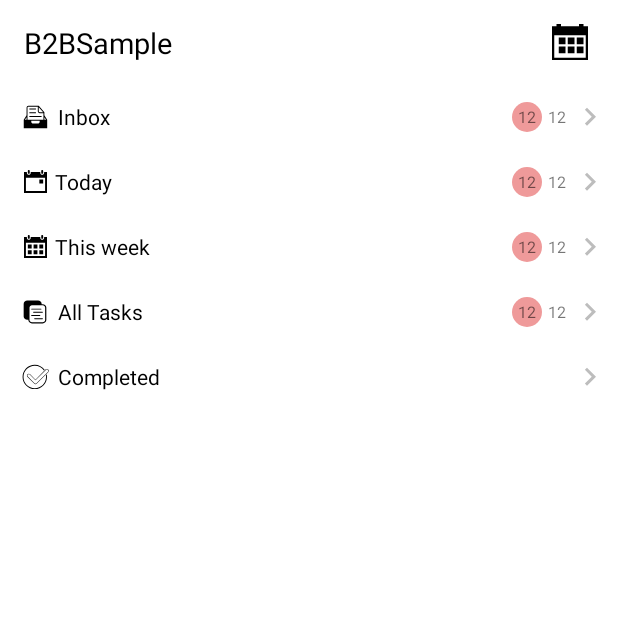
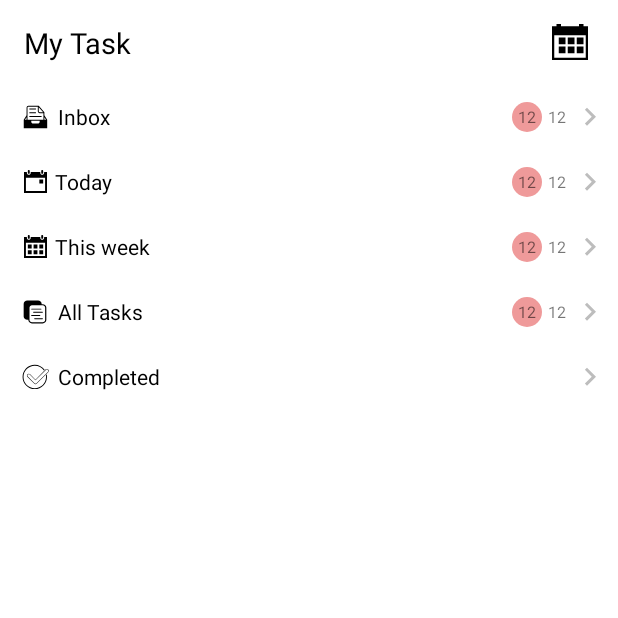
Before and after one commit to Phoenix-ai-apps/MyTasker, an Android app: the screen it shows after launch (HomeActivity), on a phone screen of 412 x 824 dp, the top half of it. Run offline under Robolectric (Android 15) with nearby library versions, the phone set to English and light mode, and no system bars; our stand-ins replace ButterKnife, Room's generated code, data binding, sdp/ssp sizes; libraries missing offline, so code that uses them is left out: android.arch.persistence, com.daimajia.swipe; 3 statements that could not run were skipped.

Commit message:
new change and dev.03-06-18

```diff
--- a/app/src/main/java/com/b2b/sampleb2b/DataRepository.java
+++ b/app/src/main/java/com/b2b/sampleb2b/DataRepository.java
@@ -63,6 +63,9 @@ public class DataRepository implements HelperInterface{
         return taskDatabase.getSubFolderDao().loadAllSubFolders();
     }
 
+    public FolderEntity getFolderByName(String name){
+        return taskDatabase.getFolderDao().getFolderByFrom(name);
+    }
 
     @Override
     public ApplicationHelper getHelper() {
--- a/app/src/main/java/com/b2b/sampleb2b/constants/AllConstants.java
+++ b/app/src/main/java/com/b2b/sampleb2b/constants/AllConstants.java
@@ -5,7 +5,7 @@ package com.b2b.sampleb2b.constants;
  */
 
 public interface AllConstants {
-    int    DATABASE_VERSION   = 2;
+    int    DATABASE_VERSION   = 1;
     String DATABASE_NAME      = "myTask.db";
     String TITLE              = "title";
     String ADD_TASK           = "task";
@@ -14,6 +14,8 @@ public interface AllConstants {
     String SWIPE_EDIT         = "edit";
     String SWIPE_DELETE       = "delete";
     String FOLDER_OBJ         = "folderObj";
+    String FOLDER             = "folder";
+    String TASK               = "task";
 
 
 }
--- a/app/src/main/java/com/b2b/sampleb2b/db/dao/FolderDao.java
+++ b/app/src/main/java/com/b2b/sampleb2b/db/dao/FolderDao.java
@@ -34,9 +34,10 @@ public interface FolderDao {
     @Update
     int updateFolderTask(FolderEntity folderEntity);
 
-    @Query("Select * from AllFolder where insertedFrom=:from")
-    default FolderEntity getFolderByFrom(String from) {
-        return null;
-    }
+    @Query("Select * from AllFolder where Folder=:from")
+    FolderEntity getFolderByFrom(String from);
+
+    @Query("Select * from AllFolder where TaskDetails=:taskName")
+    FolderEntity getFolderByTask(String taskName);
 
 }
--- a/app/src/main/java/com/b2b/sampleb2b/db/dao/SubFolderDao.java
+++ b/app/src/main/java/com/b2b/sampleb2b/db/dao/SubFolderDao.java
@@ -19,9 +19,12 @@ public interface SubFolderDao {
     @Query("Select * from SubFolder")
     LiveData<List<SubFolderEntity>> loadAllSubFolders();
 
+    @Query("Select * from SubFolder where childFolder=:child")
+    SubFolderEntity getDataFromChildFolder(String child);
+
     @Insert(onConflict = OnConflictStrategy.REPLACE)
     void insertAllSubFolder(List<SubFolderEntity> folderEntities);
 
     @Insert(onConflict = OnConflictStrategy.REPLACE)
-    void insertSubFolder(SubFolderEntity folderEntitie);
+    void insertSubFolder(SubFolderEntity folderEntity);
 }
--- a/app/src/main/java/com/b2b/sampleb2b/interfaces/Folder.java
+++ b/app/src/main/java/com/b2b/sampleb2b/interfaces/Folder.java
@@ -13,7 +13,7 @@ public interface Folder {
     String               getFolderName();
     int                  getColor();
     String getInsertedFrom();
-    List<AddTaskDetails> getTaskDetails();
+    AddTaskDetails       getTaskDetails();
     List<FolderTask>     getFolderTaskList();
 
 }
--- a/app/src/main/java/com/b2b/sampleb2b/ui/FolderDetailsActivity.java
+++ b/app/src/main/java/com/b2b/sampleb2b/ui/FolderDetailsActivity.java
@@ -38,7 +38,7 @@ public class FolderDetailsActivity extends AppCompatActivity implements AllConst
     private LinearLayoutManager mLayoutManager;
     private String title;
     private FolderEntity folderEntity;
-    private ActivityFolderDetailsBinding binding;
+    public ActivityFolderDetailsBinding binding;
     private FilterBottomDialogAdapter filterBottomDialogAdapter;
 
     @Override
--- a/app/src/main/java/com/b2b/sampleb2b/ui/HomeActivity.java
+++ b/app/src/main/java/com/b2b/sampleb2b/ui/HomeActivity.java
@@ -1,5 +1,6 @@
 package com.b2b.sampleb2b.ui;
 
+import android.databinding.DataBindingUtil;
 import android.os.Bundle;
 import android.support.v4.app.Fragment;
 import android.support.v4.app.FragmentTransaction;
@@ -10,6 +11,7 @@ import android.support.v7.widget.Toolbar;
 import android.view.View;
 
 import com.b2b.sampleb2b.R;
+import com.b2b.sampleb2b.databinding.ActivityHomeBinding;
 import com.b2b.sampleb2b.utils.ApplicationUtils;
 import com.b2b.sampleb2b.ui.fragment.HomeActivity.HomeFragment;
 
@@ -17,19 +19,20 @@ import butterknife.BindView;
 import butterknife.ButterKnife;
 
 public class HomeActivity extends AppCompatActivity implements View.OnClickListener {
-    @BindView(R.id.img_calender)  AppCompatImageView imgCalender;
+
+    private ActivityHomeBinding homeBinding;
 
     @Override
     protected void onCreate(Bundle savedInstanceState) {
         super.onCreate(savedInstanceState);
-        setContentView(R.layout.activity_home);
+        homeBinding = DataBindingUtil.setContentView(this, R.layout.activity_home);
         ButterKnife.bind(this);
         initialiseResource();
     }
 
     public void initialiseResource() {
-        imgCalender.setOnClickListener(this);
-        imgCalender.setVisibility(View.VISIBLE);
+        homeBinding.incToolbar.imgCalender.setOnClickListener(this);
+        homeBinding.incToolbar.imgCalender.setVisibility(View.VISIBLE);
         setToolbar();
         addFragment(new HomeFragment());
     }
@@ -43,10 +46,8 @@ public class HomeActivity extends AppCompatActivity implements View.OnClickListe
     }
 
     private void setToolbar() {
-        Toolbar toolbar = (Toolbar) findViewById(R.id.toolbar);
-        AppCompatTextView toolbarTitle = toolbar.findViewById(R.id.txt_toolbar_title);
-        toolbarTitle.setText("B2BSample");
-        setSupportActionBar(toolbar);
+        homeBinding.incToolbar.txtToolbarTitle.setText("My Task");
+        setSupportActionBar(  homeBinding.incToolbar.toolbar);
         if (getSupportActionBar() != null) {
             getSupportActionBar().setDisplayHomeAsUpEnabled(false);
             getSupportActionBar().setDisplayShowHomeEnabled(false);
--- a/app/src/main/java/com/b2b/sampleb2b/viewModel/SubFolderViewModel.java
+++ b/app/src/main/java/com/b2b/sampleb2b/viewModel/SubFolderViewModel.java
@@ -5,6 +5,7 @@ import android.arch.lifecycle.AndroidViewModel;
 import android.arch.lifecycle.LiveData;
 import android.arch.lifecycle.MediatorLiveData;
 
+import com.b2b.sampleb2b.DataRepository;
 import com.b2b.sampleb2b.MyTaskApp;
 import com.b2b.sampleb2b.db.entities.FolderEntity;
 import com.b2b.sampleb2b.db.entities.SubFolderEntity;
@@ -17,14 +18,15 @@ import java.util.List;
 public class SubFolderViewModel extends AndroidViewModel {
 
   private final MediatorLiveData<List<SubFolderEntity>> liveData;
+  private DataRepository dataRepository;
 
   public SubFolderViewModel(Application application){
       super(application);
       liveData = new MediatorLiveData<>();
+      dataRepository = ((MyTaskApp) application).getDataRepository();
       // set by default null, until we get data from the database.
       liveData.setValue(null);
-      LiveData<List<SubFolderEntity>> listLiveData =
-              ((MyTaskApp) application).getDataRepository().getAllSubFolder();
+      LiveData<List<SubFolderEntity>> listLiveData = dataRepository.getAllSubFolder();
       liveData.addSource(listLiveData, liveData::setValue);
   }
 
--- a/app/src/main/res/layout/activity_home.xml
+++ b/app/src/main/res/layout/activity_home.xml
@@ -1,11 +1,22 @@
 <?xml version="1.0" encoding="utf-8"?>
-<LinearLayout xmlns:android="http://schemas.android.com/apk/res/android"
-    android:layout_width="match_parent"
-    android:layout_height="match_parent"
-    android:orientation="vertical">
+<layout
+    xmlns:android="http://schemas.android.com/apk/res/android">
 
-    <include layout="@layout/template_toolbar" />
+    <LinearLayout
+        android:layout_width="match_parent"
+        android:layout_height="match_parent"
+        android:orientation="vertical">
 
-    <include layout="@layout/template_frame_layout" />
+        <include
+            android:id="@+id/inc_toolbar"
+            layout="@layout/template_toolbar" />
 
-</LinearLayout>
+        <FrameLayout
+            android:id="@+id/frameLayout_main"
+            android:layout_width="match_parent"
+            android:layout_height="match_parent"/>
+
+    </LinearLayout>
+
+
+</layout>
--- a/app/src/main/res/layout/template_toolbar.xml
+++ b/app/src/main/res/layout/template_toolbar.xml
@@ -1,6 +1,8 @@
 <?xml version="1.0" encoding="utf-8"?>
-<android.support.v7.widget.Toolbar xmlns:android="http://schemas.android.com/apk/res/android"
-    xmlns:app="http://schemas.android.com/apk/res-auto"
+<layout xmlns:android="http://schemas.android.com/apk/res/android"
+    xmlns:app="http://schemas.android.com/apk/res-auto">
+
+    <android.support.v7.widget.Toolbar
         android:id="@+id/toolbar"
         android:layout_width="match_parent"
         android:layout_height="?attr/actionBarSize"
@@ -51,3 +53,5 @@
         </android.support.constraint.ConstraintLayout>
 
     </android.support.v7.widget.Toolbar>
+
+</layout>
```
Also changed, not shown: app/src/main/java/com/b2b/sampleb2b/adapters/CustomFolderTaskAdapter.java (+8 -4 lines), app/src/main/java/com/b2b/sampleb2b/db/entities/FolderEntity.java (+7 -6 lines), app/src/main/java/com/b2b/sampleb2b/ui/AddTaskActivity.java (+0 -12 lines), app/src/main/java/com/b2b/sampleb2b/ui/fragment/FolderDetailsActivity/FolderDetailsFragment.java (+34 -9 lines), app/src/main/java/com/b2b/sampleb2b/ui/fragment/HomeActivity/HomeFragment.java (+50 -18 lines). Lines whose indentation alone changed are shown as unchanged.
